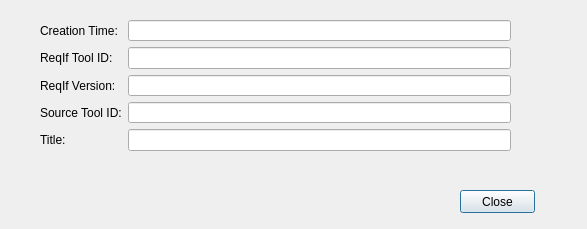
Before: the Qt Designer form infodialog.ui in ripper2256/reqifreader, drawn with Qt 5.
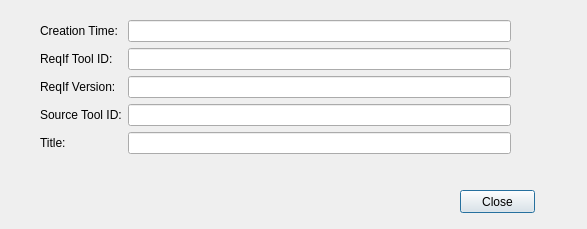
After: the same form once the commit is applied.

Commit message: search dialog improvments

The edit to the form file:
```diff
--- a/infodialog.ui
+++ b/infodialog.ui
@@ -19,7 +19,7 @@
      <x>40</x>
      <y>20</y>
      <width>471</width>
-     <height>131</height>
+     <height>140</height>
     </rect>
    </property>
    <layout class="QFormLayout" name="formLayout">
```
Left out of the diff: 3 changed lines with no effect on the pictures. The commit also changes 6 other files.
